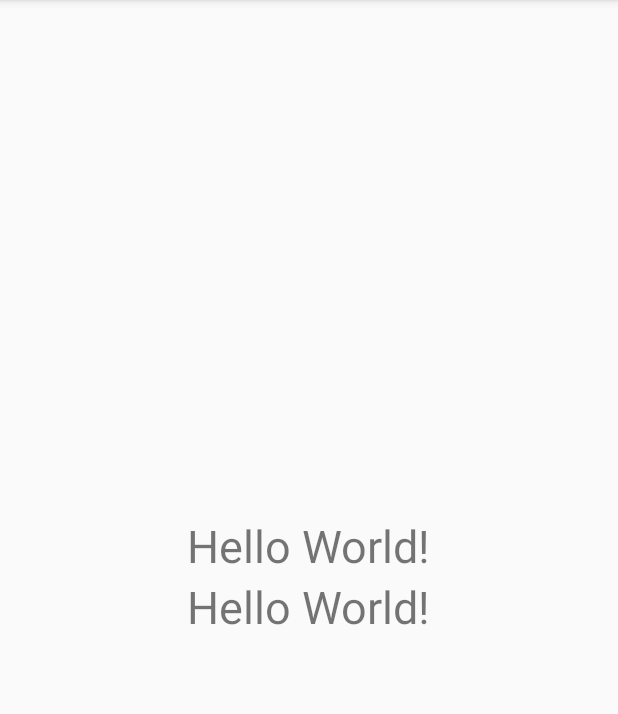
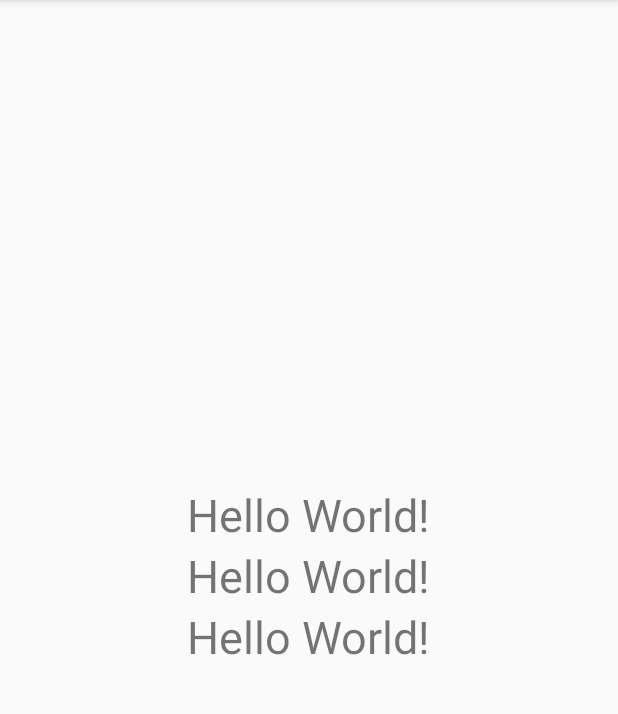
Before and after one commit to rakibhasan1030-android-java/Location, an Android app: the screen it shows after launch (MainActivity), on a phone screen of 412 x 824 dp, the part 84-798 px from its top. Run offline under Robolectric (Android 15) with nearby library versions, the phone set to English and light mode, and no system bars.

```diff
--- a/app/src/main/java/com/rakib/location/MainActivity.java
+++ b/app/src/main/java/com/rakib/location/MainActivity.java
@@ -5,8 +5,11 @@ import androidx.core.app.ActivityCompat;
 
 import android.Manifest;
 import android.content.pm.PackageManager;
+import android.location.Address;
+import android.location.Geocoder;
 import android.location.Location;
 import android.os.Bundle;
+import android.util.Log;
 import android.widget.TextView;
 import android.widget.Toast;
 
@@ -16,12 +19,20 @@ import com.google.android.gms.location.LocationRequest;
 import com.google.android.gms.location.LocationResult;
 import com.google.android.gms.location.LocationServices;
 
+import java.io.IOException;
+import java.util.ArrayList;
+import java.util.List;
+import java.util.Locale;
+
 public class MainActivity extends AppCompatActivity {
 
     private FusedLocationProviderClient client;
     private LocationRequest request;
     private LocationCallback callback;
-    private TextView latTV, lonTV;
+    private TextView latTV, lonTV, addressTV;
+    private Geocoder geocoder; // geocoder will give you physical address
+    private List<Address> addresses = new ArrayList<>();
+    private String _address = "";
 
     @Override
     protected void onCreate(Bundle savedInstanceState) {
@@ -29,7 +40,9 @@ public class MainActivity extends AppCompatActivity {
         setContentView(R.layout.activity_main);
         latTV = findViewById(R.id.latTV);
         lonTV = findViewById(R.id.lonTV);
+        addressTV = findViewById(R.id.addressTV);
 
+        geocoder = new Geocoder(this, Locale.getDefault());
 
         client = LocationServices.getFusedLocationProviderClient(this);
 
@@ -44,10 +57,32 @@ public class MainActivity extends AppCompatActivity {
             @Override
             public void onLocationResult(LocationResult locationResult) {
                 super.onLocationResult(locationResult);
+
                 //the location will come with an array, so we've to find it
                 for(Location location : locationResult.getLocations()){
-                    latTV.setText(String.valueOf(location.getLatitude()));
-                    lonTV.setText(String.valueOf(location.getLongitude()));
+
+                    double latitude = location.getLatitude();
+                    double longitude = location.getLongitude();
+
+                    latTV.setText(String.valueOf(latitude));
+                    lonTV.setText(String.valueOf(longitude));
+
+                    try {
+                        addresses = geocoder.getFromLocation(latitude, longitude, 5);
+                        _address = addresses.get(0).getAddressLine(0) + "\n"+
+                                addresses.get(0).getLocality()+"\n"+
+                                addresses.get(0).getCountryName()+"("+
+                                addresses.get(0).getCountryCode()+")";
+
+                        Toast.makeText(getApplicationContext(), "_address", Toast.LENGTH_LONG).show();
+
+                        addressTV.setText("_address");
+                    } catch (IOException e) {
+                        e.printStackTrace();
+                        Log.e("MYAPP", "exception: " + e.getMessage());
+
+                    }
+
                 }
             }
         };
--- a/app/src/main/res/layout/activity_main.xml
+++ b/app/src/main/res/layout/activity_main.xml
@@ -23,4 +23,11 @@
         android:textSize="30sp"
         android:text="Hello World!"/>
 
+    <TextView
+        android:id="@+id/addressTV"
+        android:layout_width="wrap_content"
+        android:layout_height="wrap_content"
+        android:textSize="30sp"
+        android:text="Hello World!"/>
+
 </LinearLayout>
```
